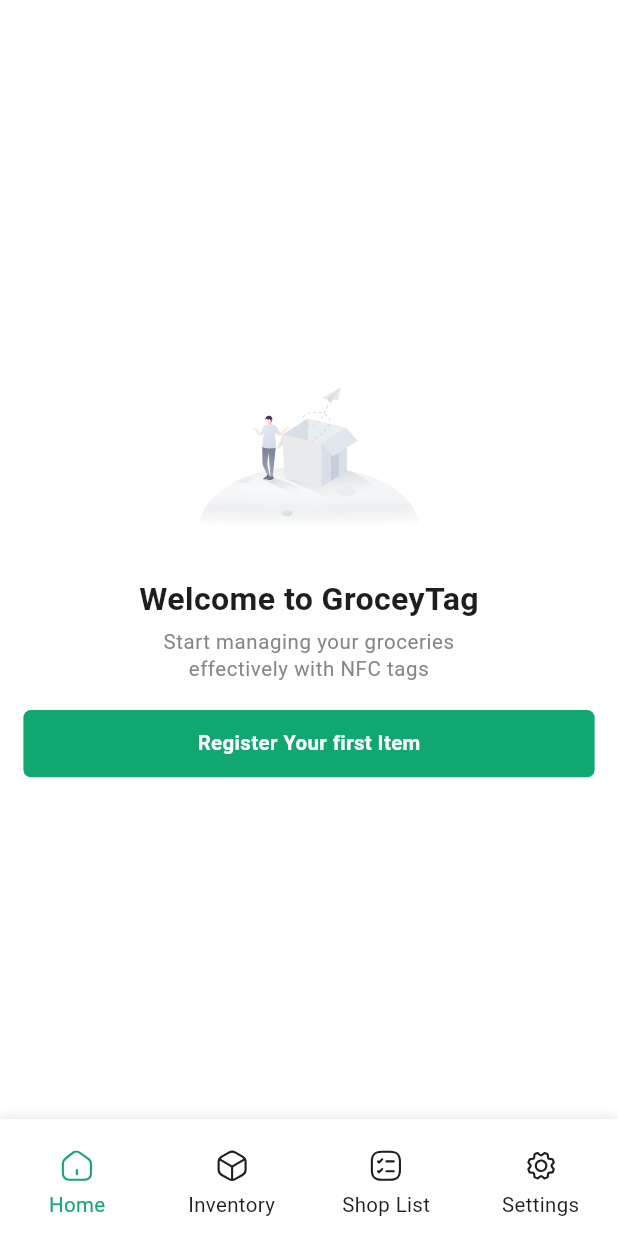
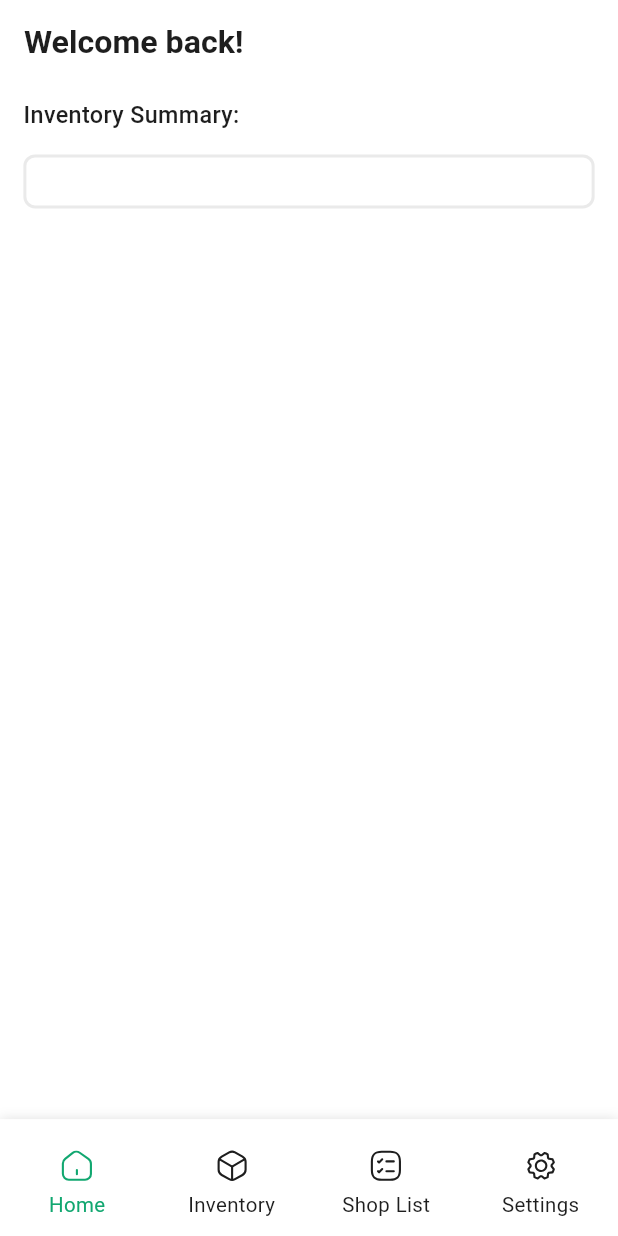
Before and after one commit to krysnkem/hng11-nfc-grocery-tracker, a Flutter app: the screen it shows after launch, on a phone screen of 412 x 824 dp. Run offline on Flutter 3.47's test engine with Material 3 defaults, Android fonts, the phone set to English and light mode, and no system bars; drawn by our look-alikes of oktoast; our stand-ins replace flutter_screenutil, flutter_secure_storage, flutter_svg; missing offline and left inert: nfc_manager; Roboto replaces fonts that are missing (SF Pro Display); statements that could not run were skipped.

Commit message:
splash_screen_text_fix

```diff
--- a/lib/screens/main/home/home-screen.dart
+++ b/lib/screens/main/home/home-screen.dart
@@ -3,6 +3,7 @@ import 'package:flutter_screenutil/flutter_screenutil.dart';
 import 'package:flutter_svg/flutter_svg.dart';
 import 'package:grocey_tag/core/constants/app_images.dart';
 import 'package:grocey_tag/utils/widget_extensions.dart';
+import 'package:grocey_tag/widgets/app-card.dart';
 import 'package:grocey_tag/widgets/app_button.dart';
 import 'package:grocey_tag/widgets/apptext.dart';
 
@@ -11,11 +12,27 @@ class HomeScreen extends StatelessWidget {
 
   @override
   Widget build(BuildContext context) {
+
+    bool show = true;
+
     return Scaffold(
-      // appBar: AppBar(
-      //   title: Text("Welcome back!"),
-      // ),
-      body: Padding(
+      appBar:show?  AppBar(
+        title: Text("Welcome back!"),
+      ): null,
+      body: show?
+      ListView(
+        padding: EdgeInsets.only(top: 10.sp, left: 16.sp, right: 16.sp),
+        children: [
+          AppText(
+            "Inventory Summary:",
+            size: 16.sp,
+            weight: FontWeight.w500,
+          ),
+          16.sp.sbH,
+          AppCard()
+        ],
+      ):
+      Padding(
         padding: 16.sp.padA,
         child: Column(
           mainAxisAlignment: MainAxisAlignment.center,
--- a/lib/screens/splash_screen/splash_screen.dart
+++ b/lib/screens/splash_screen/splash_screen.dart
@@ -7,6 +7,7 @@ import 'package:grocey_tag/core/routes/routes.dart';
 import 'package:grocey_tag/screens/main/bottom_navigation.dart';
 import 'package:grocey_tag/services/navigation.service.dart';
 import 'package:grocey_tag/utils/widget_extensions.dart';
+import 'package:grocey_tag/widgets/apptext.dart';
 
 import '../../core/constants/constants.dart';
 
@@ -65,11 +66,7 @@ class _SplashScreenState extends State<SplashScreen>
               ),
             ),
             16.sp.sbH,
-            SvgPicture.asset(
-                AppImages.appName,
-                height: 24.98.sp,
-                width: 153.56.sp
-            )
+            AppText("GroceryTag", size: 28.sp, weight: FontWeight.w800,)
           ],
         ),
       ),
--- /dev/null
+++ b/lib/widgets/app-card.dart
@@ -0,0 +1,80 @@
+import 'package:flutter/material.dart';
+import 'package:flutter_screenutil/flutter_screenutil.dart';
+
+import '../../utils/widget_extensions.dart';
+import '../core/constants/pallete.dart';
+
+class AppCard extends StatelessWidget {
+  final Color? backgroundColor;
+  final Color? borderColor;
+  final double? radius;
+  final double? widths;
+  final double? blurRadius;
+  final double? borderWidth;
+  final double? spreadRadius;
+  final double? heights;
+  final EdgeInsetsGeometry? padding;
+  final EdgeInsetsGeometry? margin;
+  final Widget? child;
+  final Decoration? decoration;
+  final VoidCallback? onTap;
+  final bool? expandable;
+  final bool? useShadow;
+  final bool bordered;
+  const AppCard({
+    super.key,
+    this.backgroundColor,
+    this.radius,
+    this.widths,
+    this.heights,
+    this.padding,
+    this.margin,
+    this.child,
+    this.decoration,
+    this.onTap,
+    this.expandable,
+    this.bordered = true,
+    this.useShadow,
+    this.borderColor,
+    this.blurRadius,
+    this.spreadRadius,
+    this.borderWidth,
+  });
+
+  @override
+  Widget build(BuildContext context) {
+    return Container(
+      margin: margin ?? 0.0.padH,
+      child: InkWell(
+        onTap: onTap,
+        splashColor:  Colors.grey.shade300,
+        highlightColor:  Colors.grey.shade400,
+        borderRadius: BorderRadius.circular(radius ?? 8.sp),
+        child: Container(
+          height: heights,
+          width: widths ?? (expandable == true ? null : width(context)),
+          padding: padding ?? 16.0.padA,
+          decoration: decoration ??
+              BoxDecoration(
+                  color: Theme.of(context).cardColor,
+                  borderRadius: BorderRadius.circular(radius ?? 8.sp),
+                  boxShadow: useShadow != true
+                      ? null
+                      : [
+                          BoxShadow(
+                              color: Colors.grey.shade200,
+                              blurRadius: blurRadius ?? 1,
+                              blurStyle: BlurStyle.normal,
+                              spreadRadius: spreadRadius ?? 0.5)
+                        ],
+                  border: bordered == true
+                      ? Border.all(
+                          color: borderColor ?? const Color(0xFFEAEAEA),
+                          width: borderWidth ?? 2)
+                      : null),
+          child: child,
+        ),
+      ),
+    );
+  }
+}
```
